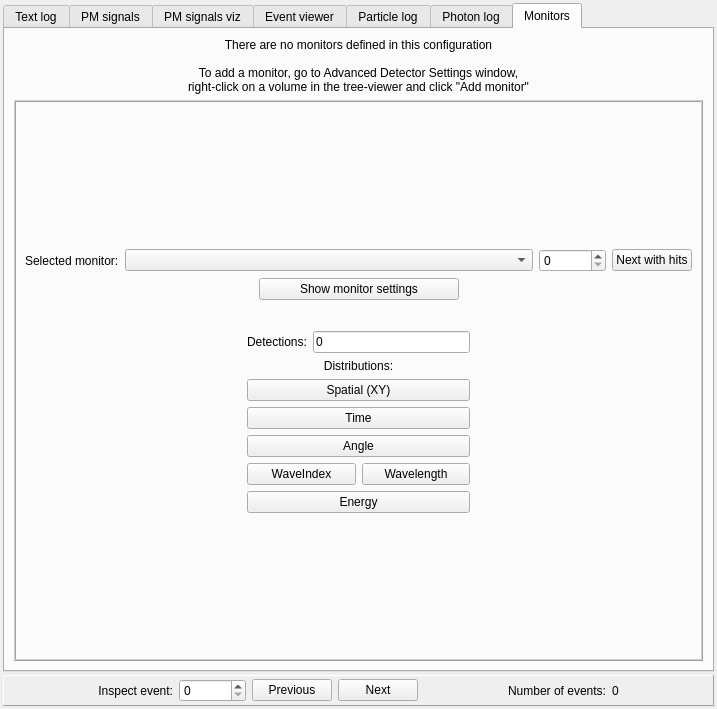
First picture: the form in src/gui/outputwindow.ui, repository andrmor/ANTS2, before the edit.
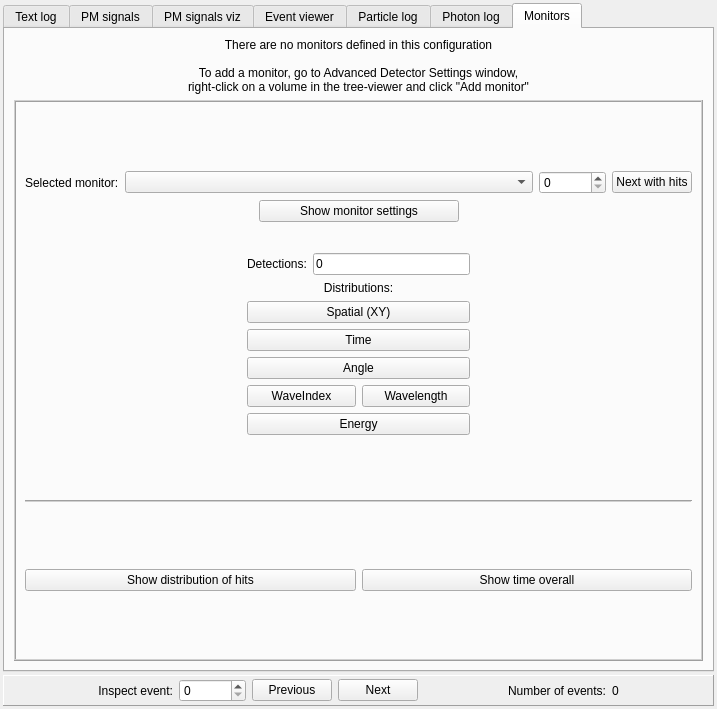
Second picture: the form after the edit.

```diff
--- a/src/gui/outputwindow.ui
+++ b/src/gui/outputwindow.ui
@@ -2607,7 +2607,7 @@
              <property name="sizeHint" stdset="0">
               <size>
                <width>20</width>
-               <height>32</height>
+               <height>40</height>
               </size>
              </property>
             </spacer>
@@ -2845,7 +2845,61 @@
              <property name="sizeHint" stdset="0">
               <size>
                <width>20</width>
-               <height>33</height>
+               <height>40</height>
+              </size>
+             </property>
+            </spacer>
+           </item>
+           <item>
+            <widget class="Line" name="line_6">
+             <property name="orientation">
+              <enum>Qt::Horizontal</enum>
+             </property>
+            </widget>
+           </item>
+           <item>
+            <spacer name="verticalSpacer_3">
+             <property name="orientation">
+              <enum>Qt::Vertical</enum>
+             </property>
+             <property name="sizeHint" stdset="0">
+              <size>
+               <width>20</width>
+               <height>40</height>
+              </size>
+             </property>
+            </spacer>
+           </item>
+           <item>
+            <layout class="QHBoxLayout" name="horizontalLayout_31">
+             <property name="topMargin">
+              <number>0</number>
+             </property>
+             <item>
+              <widget class="QPushButton" name="pbShowMonitorHitDistribution">
+               <property name="text">
+                <string>Show distribution of hits</string>
+               </property>
+              </widget>
+             </item>
+             <item>
+              <widget class="QPushButton" name="pbShowMonitorTimeOverall">
+               <property name="text">
+                <string>Show time overall</string>
+               </property>
+              </widget>
+             </item>
+            </layout>
+           </item>
+           <item>
+            <spacer name="verticalSpacer_6">
+             <property name="orientation">
+              <enum>Qt::Vertical</enum>
+             </property>
+             <property name="sizeHint" stdset="0">
+              <size>
+               <width>20</width>
+               <height>40</height>
               </size>
              </property>
             </spacer>
```
Left out of the diff: 4 changed lines with no effect on the pictures.
